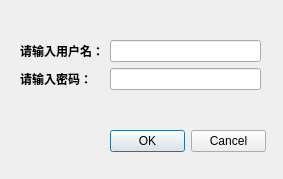
Old version of the form chguser.ui in the repository xeeboy/PartsReview.
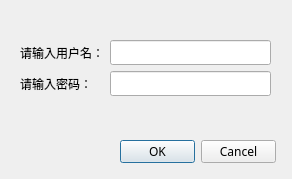
New version of the form. Icons and pictures are not drawn.

Patch:
```diff
--- a/chguser.ui
+++ b/chguser.ui
@@ -9,10 +9,15 @@
    <rect>
     <x>0</x>
     <y>0</y>
-    <width>283</width>
+    <width>292</width>
     <height>179</height>
    </rect>
   </property>
+  <property name="font">
+   <font>
+    <family>微软雅黑</family>
+   </font>
+  </property>
   <property name="windowTitle">
    <string>更换用户</string>
   </property>
@@ -23,8 +28,8 @@
   <widget class="QDialogButtonBox" name="buttonBox">
    <property name="geometry">
     <rect>
-     <x>110</x>
-     <y>130</y>
+     <x>120</x>
+     <y>140</y>
      <width>156</width>
      <height>23</height>
     </rect>
@@ -41,7 +46,7 @@
     <rect>
      <x>20</x>
      <y>40</y>
-     <width>241</width>
+     <width>251</width>
      <height>81</height>
     </rect>
    </property>
@@ -63,9 +68,9 @@
      <widget class="QLabel" name="label">
       <property name="font">
        <font>
-        <family>Arial Black</family>
-        <weight>75</weight>
-        <bold>true</bold>
+        <family>微软雅黑</family>
+        <weight>50</weight>
+        <bold>false</bold>
        </font>
       </property>
       <property name="text">
@@ -77,9 +82,9 @@
      <widget class="QLabel" name="label_2">
       <property name="font">
        <font>
-        <family>Arial Black</family>
-        <weight>75</weight>
-        <bold>true</bold>
+        <family>微软雅黑</family>
+        <weight>50</weight>
+        <bold>false</bold>
        </font>
       </property>
       <property name="text">
```
